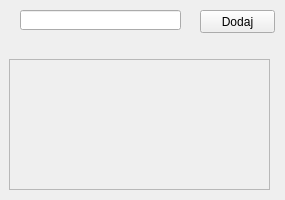
Old version of the form mainwindow.ui in the repository PatRix9811/ToDoList.
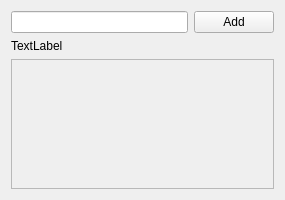
New version of the form. Icons and pictures are not drawn.

Commit message: Added scroll task list

The edit to the form file:
```diff
--- a/mainwindow.ui
+++ b/mainwindow.ui
@@ -53,98 +53,55 @@
    <bool>true</bool>
   </property>
   <widget class="QWidget" name="centralWidget">
-   <widget class="QLineEdit" name="leAddVal">
-    <property name="geometry">
-     <rect>
-      <x>20</x>
-      <y>10</y>
-      <width>161</width>
-      <height>20</height>
-     </rect>
-    </property>
-   </widget>
-   <widget class="QPushButton" name="pbAdd">
-    <property name="geometry">
-     <rect>
-      <x>200</x>
-      <y>10</y>
-      <width>75</width>
-      <height>23</height>
-     </rect>
-    </property>
-    <property name="text">
-     <string>Dodaj</string>
-    </property>
-   </widget>
-   <widget class="QLabel" name="dbInfo">
-    <property name="geometry">
-     <rect>
-      <x>26</x>
-      <y>39</y>
-      <width>211</width>
-      <height>21</height>
-     </rect>
-    </property>
-    <property name="text">
-     <string/>
-    </property>
-   </widget>
+   <layout class="QGridLayout" name="gridLayout_2">
+    <item row="0" column="0">
+     <layout class="QGridLayout" name="gridLayout">
+      <item row="0" column="0">
+       <widget class="QLineEdit" name="leAddVal"/>
+      </item>
+      <item row="2" column="0" colspan="2">
    <widget class="QScrollArea" name="scrollArea">
-    <property name="geometry">
-     <rect>
-      <x>9</x>
-      <y>59</y>
-      <width>261</width>
-      <height>131</height>
-     </rect>
-    </property>
-    <property name="sizePolicy">
-     <sizepolicy hsizetype="Maximum" vsizetype="Maximum">
-      <horstretch>0</horstretch>
-      <verstretch>0</verstretch>
-     </sizepolicy>
-    </property>
-    <property name="maximumSize">
-     <size>
-      <width>261</width>
-      <height>131</height>
-     </size>
-    </property>
-    <property name="verticalScrollBarPolicy">
-     <enum>Qt::ScrollBarAsNeeded</enum>
-    </property>
-    <property name="horizontalScrollBarPolicy">
-     <enum>Qt::ScrollBarAsNeeded</enum>
-    </property>
     <property name="widgetResizable">
-     <bool>false</bool>
+         <bool>true</bool>
     </property>
     <widget class="QWidget" name="scrollAreaWidgetContents">
      <property name="geometry">
       <rect>
        <x>0</x>
        <y>0</y>
-       <width>259</width>
-       <height>129</height>
-      </rect>
-     </property>
-     <widget class="QWidget" name="verticalLayoutWidget">
-      <property name="geometry">
-       <rect>
-        <x>0</x>
-        <y>0</y>
-        <width>160</width>
-        <height>80</height>
-       </rect>
-      </property>
+           <width>263</width>
+           <height>130</height>
+          </rect>
+         </property>
+         <layout class="QGridLayout" name="gridLayout_3">
+          <item row="0" column="0">
       <layout class="QVBoxLayout" name="list">
        <property name="sizeConstraint">
         <enum>QLayout::SetFixedSize</enum>
        </property>
       </layout>
-     </widget>
-    </widget>
-   </widget>
+          </item>
+         </layout>
+        </widget>
+       </widget>
+      </item>
+      <item row="0" column="1">
+       <widget class="QPushButton" name="pbAdd">
+        <property name="text">
+         <string>Add</string>
+        </property>
+       </widget>
+      </item>
+      <item row="1" column="0" colspan="2">
+       <widget class="QLabel" name="dbInfo">
+        <property name="text">
+         <string>TextLabel</string>
+        </property>
+       </widget>
+      </item>
+     </layout>
+    </item>
+   </layout>
   </widget>
  </widget>
  <layoutdefault spacing="6" margin="11"/>
```
Left out of the diff: 14 changed lines with no effect on the pictures. Lines whose indentation alone changed are shown as unchanged. The commit also changes 5 other files.
